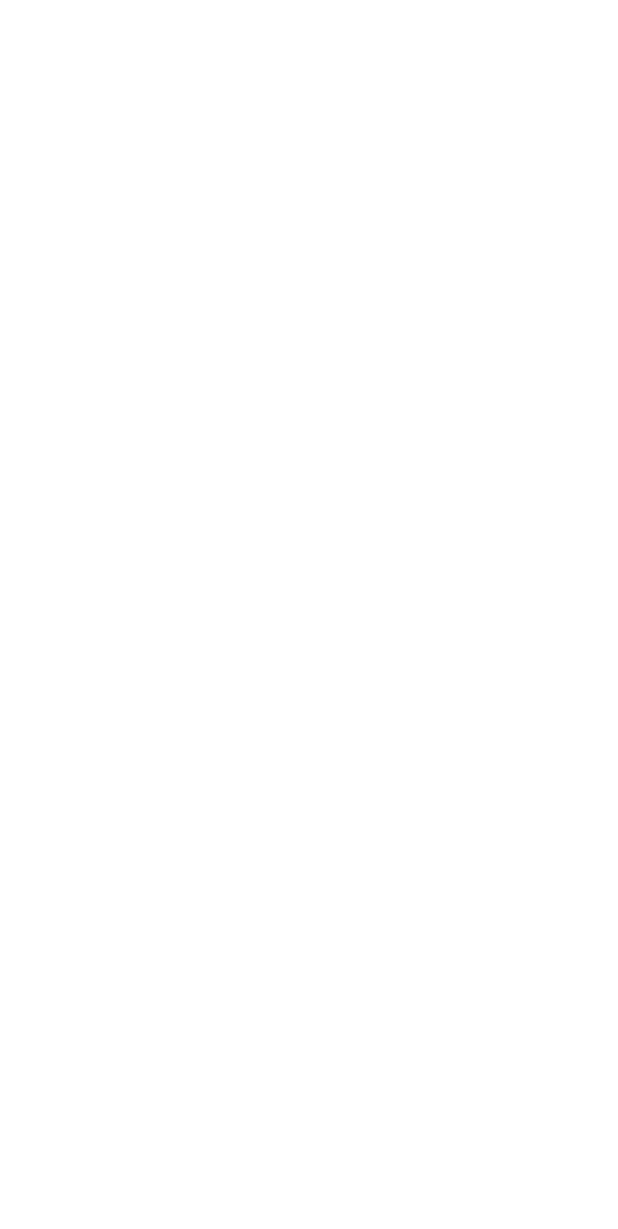
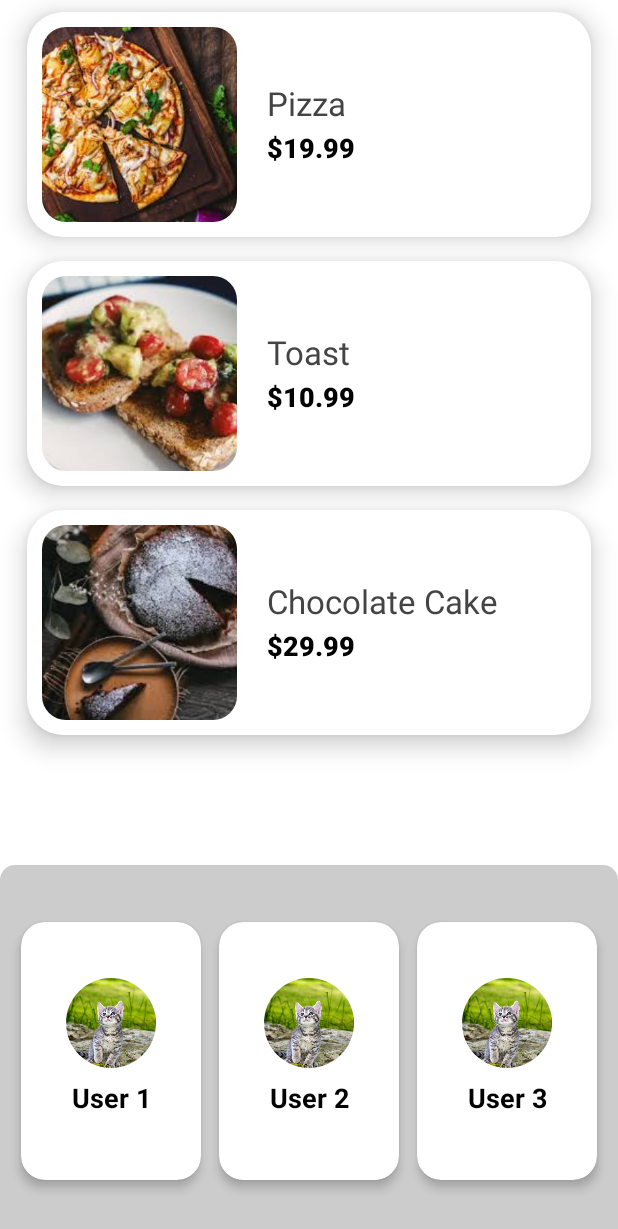
Before and after one commit to metehanbolatt/DragAndDropUIElementCompose, an Android app built with Jetpack Compose: the screen it shows after launch (MainActivity), on a phone screen of 412 x 824 dp. Before the commit the part shown is empty. Shown: the top 1229 px of the screen. Run offline under Robolectric (Android 15) with nearby library versions, the phone set to English and light mode, and no system bars.

Commit message:
App was completed.

```diff
--- a/app/src/main/java/com/metehanbolat/draganddropuielementcompose/FoodItem.kt
+++ b/app/src/main/java/com/metehanbolat/draganddropuielementcompose/FoodItem.kt
@@ -21,7 +21,7 @@ val foodList = listOf(
     FoodItem(3, "Chocolate Cake", 29.99, R.drawable.food_cake)
 )
 
-val person = listOf(
+val persons = listOf(
     Person(1, "User 1", R.drawable.cat),
     Person(2, "User 2", R.drawable.cat),
     Person(3, "User 3", R.drawable.cat)
--- a/app/src/main/java/com/metehanbolat/draganddropuielementcompose/MainActivity.kt
+++ b/app/src/main/java/com/metehanbolat/draganddropuielementcompose/MainActivity.kt
@@ -3,10 +3,31 @@ package com.metehanbolat.draganddropuielementcompose
 import android.os.Bundle
 import androidx.activity.ComponentActivity
 import androidx.activity.compose.setContent
-import androidx.compose.foundation.layout.fillMaxSize
+import androidx.compose.foundation.Image
+import androidx.compose.foundation.background
+import androidx.compose.foundation.layout.*
+import androidx.compose.foundation.lazy.LazyColumn
+import androidx.compose.foundation.lazy.LazyRow
+import androidx.compose.foundation.lazy.items
+import androidx.compose.foundation.shape.CircleShape
+import androidx.compose.foundation.shape.RoundedCornerShape
+import androidx.compose.material.Card
 import androidx.compose.material.MaterialTheme
 import androidx.compose.material.Surface
+import androidx.compose.material.Text
+import androidx.compose.runtime.Composable
+import androidx.compose.runtime.mutableStateMapOf
+import androidx.compose.runtime.remember
+import androidx.compose.ui.Alignment
 import androidx.compose.ui.Modifier
+import androidx.compose.ui.draw.clip
+import androidx.compose.ui.draw.shadow
+import androidx.compose.ui.graphics.Color
+import androidx.compose.ui.layout.ContentScale
+import androidx.compose.ui.res.painterResource
+import androidx.compose.ui.text.font.FontWeight
+import androidx.compose.ui.unit.dp
+import androidx.compose.ui.unit.sp
 import com.metehanbolat.draganddropuielementcompose.ui.theme.DragAndDropUIElementComposeTheme
 
 class MainActivity : ComponentActivity() {
@@ -18,9 +39,145 @@ class MainActivity : ComponentActivity() {
                     modifier = Modifier.fillMaxSize(),
                     color = MaterialTheme.colors.background
                 ) {
-
+                    LongPressDraggable(
+                        modifier = Modifier.fillMaxSize()
+                    ) {
+                        LazyColumn(
+                            modifier = Modifier.fillMaxSize(),
+                            contentPadding = PaddingValues(horizontal = 10.dp)
+                        ) {
+                            items(items = foodList) { food -> FoodItemCard(foodItem = food) }
+                        }
+                        PersonListContainer()
+                    }
                 }
             }
         }
     }
 }
+
+@Composable
+fun FoodItemCard(foodItem: FoodItem) {
+
+    Card(
+        elevation = 10.dp, backgroundColor = Color.White,
+        shape = RoundedCornerShape(24.dp),
+        modifier = Modifier.padding(8.dp)
+    ) {
+        Row(
+            verticalAlignment = Alignment.CenterVertically,
+            modifier = Modifier.padding(10.dp)
+        ) {
+            DragTarget(modifier = Modifier.size(130.dp), dataToDrop = foodItem) {
+                Image(
+                    painter = painterResource(id = foodItem.image),
+                    contentDescription = null,
+                    contentScale = ContentScale.Crop,
+                    modifier = Modifier
+                        .size(130.dp)
+                        .clip(RoundedCornerShape(16.dp))
+                )
+            }
+            Spacer(modifier = Modifier.width(20.dp))
+            Column(modifier = Modifier.weight(1f)) {
+                Text(
+                    text = foodItem.name,
+                    fontSize = 22.sp,
+                    color = Color.DarkGray
+                )
+                Spacer(modifier = Modifier.height(6.dp))
+                Text(
+                    text = "$${foodItem.price}",
+                    fontSize = 18.sp,
+                    color = Color.Black,
+                    fontWeight = FontWeight.ExtraBold
+                )
+            }
+        }
+    }
+}
+
+@Composable
+fun PersonCard(
+    person: Person
+) {
+    val foodItems = remember { mutableStateMapOf<Int, FoodItem>() }
+
+    DropTarget<FoodItem>(
+        modifier = Modifier
+            .padding(6.dp)
+            .width(width = 120.dp)
+            .fillMaxHeight(0.8f)
+    ) { isInBound, foodItem ->
+        val bgColor = if (isInBound) Color.Red else Color.White
+
+        foodItem?.let { if (isInBound) foodItems[foodItem.id] = foodItem }
+
+        Column(
+            modifier = Modifier
+                .fillMaxSize()
+                .shadow(
+                    elevation = 4.dp,
+                    shape = RoundedCornerShape(16.dp)
+                )
+                .background(
+                    bgColor,
+                    RoundedCornerShape(16.dp)
+                ),
+            verticalArrangement = Arrangement.Center,
+            horizontalAlignment = Alignment.CenterHorizontally
+        ) {
+            Image(
+                painter = painterResource(id = person.profile),
+                contentDescription = "Profile Image",
+                modifier = Modifier
+                    .size(60.dp)
+                    .clip(CircleShape),
+                contentScale = ContentScale.Crop
+            )
+            Spacer(modifier = Modifier.height(10.dp))
+            Text(
+                text = person.name,
+                fontSize = 18.sp,
+                color = Color.Black,
+                fontWeight = FontWeight.Bold
+            )
+            Spacer(modifier = Modifier.height(6.dp))
+
+            if (foodItems.isNotEmpty()) {
+                Text(
+                    text = "${foodItems.values.sumOf { it.price }}",
+                    fontSize = 16.sp,
+                    color = Color.Black,
+                    fontWeight = FontWeight.ExtraBold
+                )
+                Text(
+                    text = "${foodItems.size} Items",
+                    fontSize = 14.sp,
+                    color = Color.Black
+                )
+            }
+        }
+    }
+}
+
+@Composable
+fun BoxScope.PersonListContainer() {
+    LazyRow(
+        modifier = Modifier
+            .fillMaxHeight(0.3f)
+            .fillMaxWidth()
+            .background(
+                color = Color.LightGray,
+                shape = RoundedCornerShape(topEnd = 10.dp, topStart = 10.dp)
+            )
+            .padding(vertical = 10.dp)
+            .align(Alignment.BottomCenter),
+        verticalAlignment = Alignment.CenterVertically,
+        horizontalArrangement = Arrangement.Center
+    ) {
+        items(items = persons) { person ->
+            PersonCard(person = person)
+        }
+    }
+}
```
